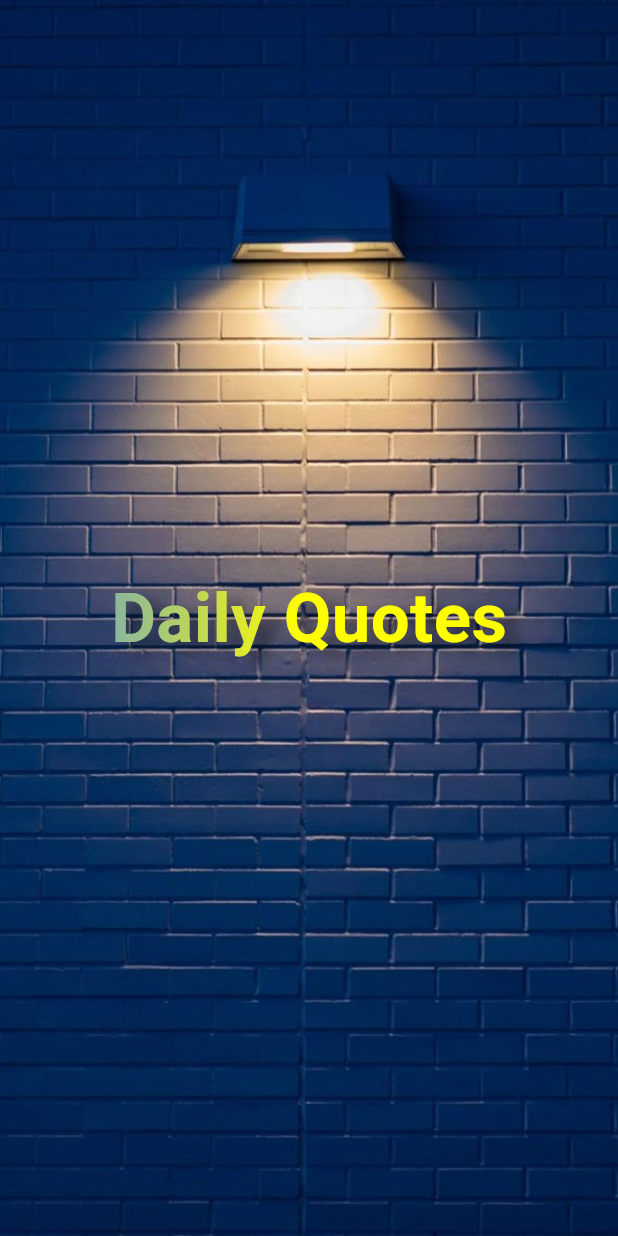
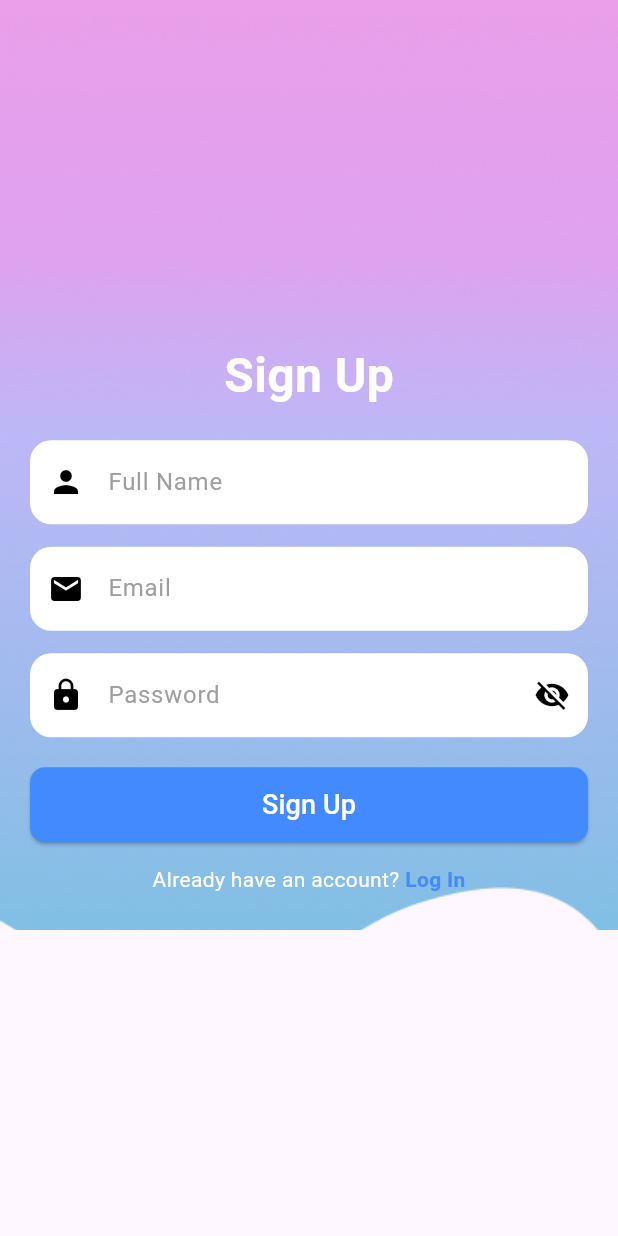
Before and after one commit to Abhisheklab-282/daily_quotes, a Flutter app: the screen it shows after launch, on a phone screen of 412 x 824 dp. Run offline on Flutter 3.47's test engine with Material 3 defaults, Android fonts, the phone set to English and light mode, and no system bars; Roboto replaces fonts that are missing (Pacifico).

Commit message:
signupscreen is ready to go

```diff
--- a/lib/main.dart
+++ b/lib/main.dart
@@ -1,3 +1,4 @@
+import 'package:daily_qoutes/screen/signup/signupscreen.dart';
 import 'package:daily_qoutes/screen/splash/splashscreen.dart';
 import 'package:flutter/material.dart';
 
@@ -19,7 +20,7 @@ class MyApp extends StatelessWidget {
         colorScheme: ColorScheme.fromSeed(seedColor: Colors.deepPurple),
         useMaterial3: true,
       ),
-      home: SplashScreen(),
+      home: SignUpScreen(),
     );
   }
 }
--- /dev/null
+++ b/lib/screen/signup/signupscreen.dart
@@ -0,0 +1,162 @@
+import 'package:flutter/cupertino.dart';
+import 'package:flutter/material.dart';
+
+class SignUpScreen extends StatefulWidget {
+  @override
+  State<SignUpScreen> createState() => _SignUpScreenState();
+}
+
+class _SignUpScreenState extends State<SignUpScreen> {
+  final _formKey = GlobalKey<FormState>();
+  bool _obscureText = true;
+
+  // Controllers
+  final TextEditingController _nameController = TextEditingController();
+  final TextEditingController _emailController = TextEditingController();
+  final TextEditingController _passwordController = TextEditingController();
+
+  @override
+  Widget build(BuildContext context) {
+    return Scaffold(
+        body: Stack(
+      children: [
+        Container(
+          width: double.infinity,
+          height: 620,
+          decoration: BoxDecoration(
+              image: DecorationImage(
+            image: AssetImage("assets/images/img1.png"),
+            fit: BoxFit.cover,
+          )),
+        ),
+        Center(
+          child: SingleChildScrollView(
+            padding: const EdgeInsets.symmetric(horizontal: 20),
+            child: Form(
+              key: _formKey,
+              child: Column(
+                mainAxisAlignment: MainAxisAlignment.center,
+                children: [
+                  Text(
+                    "Sign Up",
+                    style: TextStyle(
+                        fontSize: 32,
+                        fontWeight: FontWeight.bold,
+                        color: Colors.white),
+                  ),
+                  SizedBox(height: 20),
+
+                  // Name area
+                  buildTextField(
+                      "Full Name", Icons.person, _nameController, false),
+                  SizedBox(height: 15),
+
+                  //   email area
+                  buildTextField("Email", Icons.email, _emailController, false),
+                  SizedBox(height: 15),
+
+                  // Password area
+                  buildTextField(
+                      "Password", Icons.lock, _passwordController, true),
+                  SizedBox(height: 20),
+
+                  // SignUp Button
+                  SizedBox(
+                    width: double.infinity,
+                    height: 50,
+                    child: ElevatedButton(
+                      style: ElevatedButton.styleFrom(
+                        backgroundColor: Colors.blueAccent,
+                        shape: RoundedRectangleBorder(
+                          borderRadius: BorderRadius.circular(10),
+                        ),
+                      ),
+                      onPressed: () {
+                        if (_formKey.currentState!.validate()) {
+                          ScaffoldMessenger.of(context).showSnackBar(
+                            SnackBar(content: Text("Sign Up Successful!")),
+                          );
+                        }
+                      },
+                      child: Text(
+                        "Sign Up",
+                        style: TextStyle(fontSize: 18, color: Colors.white),
+                      ),
+                    ),
+                  ),
+                  SizedBox(height: 15),
+
+                  // Login Navigation
+                  Row(
+                    mainAxisAlignment: MainAxisAlignment.center,
+                    children: [
+                      Text("Already have an account? ",
+                          style: TextStyle(color: Colors.white)),
+                      GestureDetector(
+                        onTap: () {
+                          // Navigate to Login Screen
+                        },
+                        child: Text(
+                          "Log In",
+                          style: TextStyle(
+                            color: Colors.blueAccent,
+                            fontWeight: FontWeight.bold,
+                          ),
+                        ),
+                      ),
+                    ],
+                  ),
+                ],
+              ),
+            ),
+          ),
+        ),
+      ],
+    ));
+  }
+
+  buildTextField(String label, IconData icon, TextEditingController controller,
+      bool isPassword) {
+    return TextFormField(
+      controller: controller,
+      obscureText: isPassword ? _obscureText : false,
+      style: TextStyle(color: Colors.black),
+      decoration: InputDecoration(
+        labelText: label,
+        floatingLabelBehavior: FloatingLabelBehavior.never ,
+        labelStyle: TextStyle(color: Colors.grey),
+        prefixIcon: Icon(icon, color: Colors.black),
+        suffixIcon: isPassword
+            ? IconButton(
+                icon: Icon(
+                    _obscureText ? Icons.visibility_off : Icons.visibility,
+                    color: Colors.black),
+                onPressed: () {
+                  setState(() {
+                    _obscureText = !_obscureText;
+
+                  });
+                },
+              )
+            : null,
+        filled: true,
+        fillColor: Colors.white.withValues(),
+        border: OutlineInputBorder(
+          borderRadius: BorderRadius.circular(14),
+          borderSide: BorderSide.none,
+        ),
+      ),
+      validator: (value) {
+        if (value == null || value.isEmpty) {
+          return "Please enter your $label";
+        } else if (label == "Email" &&
+            !RegExp(r'^[^@]+@[^@]+\.[^@]+').hasMatch(value)) {
+          return "Enter a valid email";
+        } else if (label == "Password" && value.length < 6) {
+          return "Password must be at least 6 characters";
+        }
+        return null;
+      },
+    );
+  }
+}
--- a/lib/screen/splash/splashscreen.dart
+++ b/lib/screen/splash/splashscreen.dart
@@ -1,4 +1,4 @@
-import 'package:flutter/cupertino.dart';
+  import 'package:flutter/cupertino.dart';
 import 'package:flutter/material.dart';
 
 class SplashScreen extends StatelessWidget {
```
Also changed, not shown: 126 other files.
